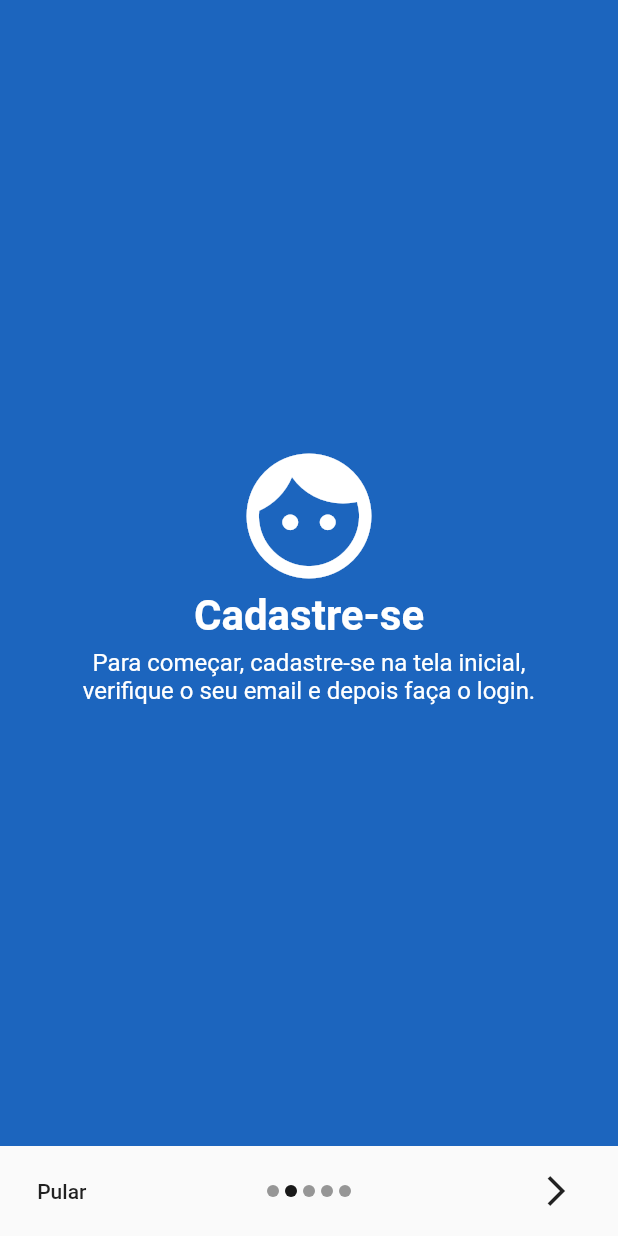
After one commit to erickLage/improve, a Flutter app: the Ajuda1 screen opened by its route, after a tap on the "arrow forward ios" icon, on a phone screen of 412 x 824 dp. The commit adds this screen. Run offline on Flutter 3.47's test engine with Material 2 defaults, Android fonts, the phone set to English and light mode, and no system bars; our stand-ins replace cloud_firestore, firebase_auth, shared_preferences; accounts and stored records are empty.

Commit message:
Tela dos Jogos

```diff
--- /dev/null
+++ b/lib/ajuda1.dart
@@ -0,0 +1,158 @@
+import 'dart:math';
+import 'package:flutter/material.dart';
+import 'package:improve/main.dart';
+
+class Ajuda1 extends StatefulWidget {
+  @override
+  _Ajuda1State createState() => _Ajuda1State();
+}
+
+class _Ajuda1State extends State<Ajuda1> {
+  PageController pageController =
+      new PageController(initialPage: 0, viewportFraction: 1);
+  int paginaAtual = 0;
+  String jogo = '';
+  List<String> titulo = [
+    'Tutoriais',
+    'Cadastre-se',
+    'Personalize',
+    'Jogue',
+    'Pontue e compartilhe'
+  ];
+  List<String> descricao = [
+    'Aprenda a como jogar os jogos propostos',
+    'Para começar, cadastre-se na tela inicial, verifique o seu email e depois faça o login.',
+    'Personalize o aplicativo de acordo com a suas preferências.',
+    'Jogue, divirta-se e aprenda.',
+    'Verifique suas melhores pontuações. Se quiser, cadastre as informações de um especialista e compartilhe seus resultados.'
+  ];
+  List<Widget> icones = [
+    Icon(Icons.sports_esports, size: 100, color: Colors.white),
+    Icon(Icons.face, size: 100, color: Colors.white),
+    Icon(Icons.create, size: 100, color: Colors.white),
+    Icon(Icons.sports_esports, size: 100, color: Colors.white),
+    Icon(Icons.share, size: 100, color: Colors.white)
+  ];
+
+  @override
+  void didChangeDependencies() {
+    jogo = ModalRoute.of(context).settings.arguments;
+    super.didChangeDependencies();
+  }
+
+  @override
+  Widget build(BuildContext context) {
+    return Scaffold(
+      body: SafeArea(
+          child: Column(
+        children: [
+          Expanded(
+            child: PageView.builder(
+              controller: pageController,
+              itemCount: 5,
+              onPageChanged: (index) {
+                setState(() {
+                  paginaAtual = index;
+                });
+              },
+              itemBuilder: (context, index) {
+                return Container(
+                  color: randomColor(),
+                  child: Column(
+                      mainAxisAlignment: MainAxisAlignment.center,
+                      children: [
+                        icones[index],
+                        Text(
+                          titulo[index],
+                          style: TextStyle(
+                              fontSize: 28,
+                              fontWeight: FontWeight.bold,
+                              color: Colors.white),
+                        ),
+                        SizedBox(height: 5),
+                        Padding(
+                          padding: EdgeInsets.symmetric(horizontal: 30.0),
+                          child: Text(
+                            descricao[index],
+                            textAlign: TextAlign.center,
+                            style: TextStyle(fontSize: 16, color: Colors.white),
+                          ),
+                        )
+                      ]),
+                );
+              },
+            ),
+          ),
+          Container(
+            height: 60,
+            child: Row(
+              children: [
+                Expanded(
+                  flex: 1,
+                  child: FlatButton(
+                    child: Text("Pular"),
+                    onPressed: () async {
+                      if (prefs.getBool('firstTimePlaying') ?? true)
+                        await prefs.setBool('firstTimePlaying', false);
+                      if (jogo == 'menu')
+                        Navigator.pop(context);
+                      else
+                        await Navigator.popAndPushNamed(context, jogo);
+                    },
+                  ),
+                ),
+                Expanded(
+                  flex: 3,
+                  child: Row(
+                    mainAxisAlignment: MainAxisAlignment.center,
+                    children: titulo.map((url) {
+                      int index = titulo.indexOf(url);
+                      return Container(
+                        width: 8.0,
+                        height: 8.0,
+                        margin: EdgeInsets.symmetric(
+                            vertical: 5.0, horizontal: 2.0),
+                        decoration: BoxDecoration(
+                          shape: BoxShape.circle,
+                          color: paginaAtual == index
+                              ? Color.fromRGBO(0, 0, 0, 0.9)
+                              : Color.fromRGBO(0, 0, 0, 0.4),
+                        ),
+                      );
+                    }).toList(),
+                  ),
+                ),
+                Expanded(
+                  flex: 1,
+                  child: IconButton(
+                    icon: Icon(Icons.arrow_forward_ios),
+                    onPressed: () async {
+                      if (paginaAtual < 4) {
+                        await pageController.nextPage(
+                            duration: Duration(milliseconds: 200),
+                            curve: Curves.bounceIn);
+                      } else {
+                        if (prefs.getBool('firstTimePlaying') ?? true)
+                          await prefs.setBool('firstTimePlaying', false);
+                        if (jogo == 'menu')
+                          Navigator.pop(context);
+                        else
+                          await Navigator.popAndPushNamed(context, jogo);
+                      }
+                    },
+                  ),
+                )
+              ],
+            ),
+          )
+        ],
+      )),
+    );
+  }
+}
+
+Color randomColor() {
+  Random rng = new Random();
+  return Color.fromRGBO(
+      rng.nextInt(256), rng.nextInt(256), rng.nextInt(256), 1);
+}
```
Also changed, not shown: lib/jogo0.dart (added, +15 -0 lines), lib/jogo1.dart (added, +15 -0 lines), lib/jogo2.dart (added, +15 -0 lines), lib/jogo3.dart (added, +15 -0 lines), lib/main.dart (+10 -0 lines), lib/menu.dart (+56 -8 lines).
